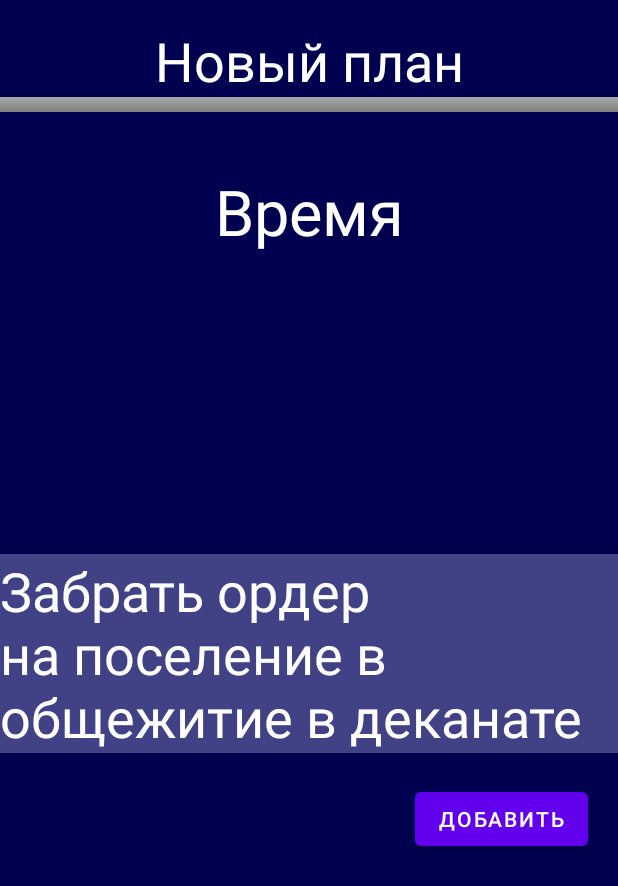
After one commit to bezchastnyi/KIP-Frontend, an Android app: the Plan_edit screen opened directly, with no data from a screen before it, on a phone screen of 412 x 824 dp. The commit adds this screen. Shown: the top 886 px of the screen. Run offline under Robolectric (Android 15) with nearby library versions, the phone set to English and light mode, and no system bars.

Commit message:
Created Plan Edit page Fixed groups/faculty order

```diff
--- a/app/src/main/AndroidManifest.xml
+++ b/app/src/main/AndroidManifest.xml
@@ -9,10 +9,11 @@
         android:roundIcon="@drawable/kip_logo"
         android:supportsRtl="true"
         android:theme="@style/Theme.KHPI_in_phone">
+        <activity android:name=".Plan_edit"></activity>
         <activity
             android:name=".Main_screen"
             android:label="@string/title_activity_main_screen"
-            android:theme="@style/Theme.KHPI_in_phone.NoActionBar"></activity>
+            android:theme="@style/Theme.KHPI_in_phone.NoActionBar" />
         <activity
             android:name=".Group_activity"
             android:label="@string/title_activity_group_activity"
--- a/app/src/main/java/com/example/kip/Main_screen.kt
+++ b/app/src/main/java/com/example/kip/Main_screen.kt
@@ -1,6 +1,8 @@
 package com.example.kip
 
+import android.content.Intent
 import android.os.Bundle
+import android.widget.Button
 import com.google.android.material.floatingactionbutton.FloatingActionButton
 import com.google.android.material.snackbar.Snackbar
 import androidx.appcompat.app.AppCompatActivity
@@ -10,6 +12,14 @@ class Main_screen : AppCompatActivity() {
     override fun onCreate(savedInstanceState: Bundle?) {
         super.onCreate(savedInstanceState)
         setContentView(R.layout.activity_main_screen)
+
+        val button = findViewById<Button>(R.id.Button_plan_edit)
+
+        button.setOnClickListener {
+            val intent = Intent(this, Plan_edit::class.java)
+            startActivity(intent)
+        }
+
         //setSupportActionBar(findViewById(R.id.toolbar))
 
         //findViewById<FloatingActionButton>(R.id.fab).setOnClickListener { view ->
--- /dev/null
+++ b/app/src/main/java/com/example/kip/Plan_edit.kt
@@ -0,0 +1,20 @@
+package com.example.kip
+
+import android.content.Intent
+import androidx.appcompat.app.AppCompatActivity
+import android.os.Bundle
+import android.widget.Button
+
+class Plan_edit : AppCompatActivity() {
+    override fun onCreate(savedInstanceState: Bundle?) {
+        super.onCreate(savedInstanceState)
+        setContentView(R.layout.activity_plan_edit)
+
+        val button = findViewById<Button>(R.id.Button_add_plan)
+        button.setOnClickListener{
+            val intent = Intent(this, Main_screen::class.java)
+            startActivity(intent)
+        }
+
+    }
+}
--- a/app/src/main/res/layout/activity_group_activity.xml
+++ b/app/src/main/res/layout/activity_group_activity.xml
@@ -65,7 +65,7 @@
             android:layout_marginEnd="51dp"
             android:layout_marginRight="51dp"
             android:background="#FFFFFF"
-            android:entries="@array/Group"
+            android:entries="@array/faculty"
             android:spinnerMode="dropdown"
             app:layout_constraintEnd_toEndOf="parent"
             app:layout_constraintHorizontal_bias="0.79"
@@ -80,7 +80,7 @@
             android:layout_marginEnd="51dp"
             android:layout_marginRight="51dp"
             android:background="#FFFFFF"
-            android:entries="@array/faculty"
+            android:entries="@array/Group"
             android:spinnerMode="dropdown"
             app:layout_constraintEnd_toEndOf="parent"
             app:layout_constraintHorizontal_bias="0.79"
--- a/app/src/main/res/layout/activity_main_screen.xml
+++ b/app/src/main/res/layout/activity_main_screen.xml
@@ -81,7 +81,7 @@
             app:layout_constraintHorizontal_bias="0.027"
             app:layout_constraintStart_toStartOf="parent"
             app:layout_constraintTop_toTopOf="parent"
-            app:srcCompat="@drawable/testface" />
+            app:srcCompat="@drawable/TestFace" />
 
         <TextView
             android:id="@+id/editTextTextPersonName"
@@ -143,6 +143,7 @@
                 android:layout_marginTop="16dp"
                 android:layout_marginEnd="4dp"
                 android:layout_marginRight="4dp"
+                android:background="#D84D4D8F"
                 android:editable="false"
                 android:ems="10"
                 android:inputType="textPersonName"
@@ -161,6 +162,7 @@
                 android:layout_marginEnd="4dp"
                 android:layout_marginRight="4dp"
                 android:autoText="true"
+                android:background="#D84D4D8F"
                 android:editable="false"
                 android:ems="10"
                 android:inputType="textPersonName"
@@ -172,7 +174,7 @@
                 app:layout_constraintTop_toBottomOf="@+id/editTextTextPersonName11" />
 
             <Button
-                android:id="@+id/button2"
+                android:id="@+id/Button_plan_edit"
                 android:layout_width="wrap_content"
                 android:layout_height="wrap_content"
                 android:layout_marginTop="20dp"
--- /dev/null
+++ b/app/src/main/res/layout/activity_plan_edit.xml
@@ -0,0 +1,83 @@
+<?xml version="1.0" encoding="utf-8"?>
+<androidx.constraintlayout.widget.ConstraintLayout xmlns:android="http://schemas.android.com/apk/res/android"
+    xmlns:app="http://schemas.android.com/apk/res-auto"
+    xmlns:tools="http://schemas.android.com/tools"
+    android:id="@+id/Plan_edit"
+    android:layout_width="match_parent"
+    android:layout_height="match_parent"
+    android:background="#000051"
+    tools:context=".Plan_edit">
+
+    <LinearLayout
+        android:id="@+id/height"
+        android:layout_width="match_parent"
+        android:layout_height="match_parent"
+        android:orientation="vertical"
+        app:layout_constraintEnd_toEndOf="parent"
+        app:layout_constraintHorizontal_bias="0.5"
+        app:layout_constraintStart_toStartOf="parent"
+        app:layout_constraintTop_toTopOf="parent">
+
+        <TextView
+            android:id="@+id/textView5"
+            android:layout_width="match_parent"
+            android:layout_height="wrap_content"
+            android:layout_marginTop="16dp"
+            android:layout_marginEnd="0dp"
+            android:layout_marginRight="0dp"
+            android:gravity="center"
+            android:text="Новый план"
+            android:textColor="@color/white"
+            android:textSize="36sp" />
+
+        <View
+            android:id="@+id/divider"
+            android:layout_width="match_parent"
+            android:layout_height="10dp"
+            android:background="?android:attr/listDivider"
+            android:foreground="@android:drawable/bottom_bar" />
+
+        <Space
+            android:layout_width="match_parent"
+            android:layout_height="10dp" />
+
+        <TextView
+            android:id="@+id/textView6"
+            android:layout_width="match_parent"
+            android:layout_height="wrap_content"
+            android:layout_marginTop="28dp"
+            android:layout_marginEnd="0dp"
+            android:layout_marginRight="0dp"
+            android:gravity="center"
+            android:text="Время"
+            android:textColor="@color/white"
+            android:textSize="42dp" />
+
+        <Space
+            android:layout_width="match_parent"
+            android:layout_height="200dp" />
+
+        <TextView
+            android:id="@+id/textView7"
+            android:layout_width="match_parent"
+            android:layout_height="wrap_content"
+            android:background="#D84D4D8F"
+            android:text="@string/PlanA_text"
+            android:textColor="@color/white"
+            android:textSize="36sp" />
+
+        <Space
+            android:layout_width="match_parent"
+            android:layout_height="20dp" />
+
+        <Button
+            android:id="@+id/Button_add_plan"
+            android:layout_width="wrap_content"
+            android:layout_height="wrap_content"
+            android:layout_gravity="right"
+            android:insetRight="20dp"
+            android:text="Добавить" />
+
+    </LinearLayout>
+
+</androidx.constraintlayout.widget.ConstraintLayout>
--- a/app/src/main/res/values/Groups.xml
+++ b/app/src/main/res/values/Groups.xml
@@ -1,7 +1,7 @@
 <?xml version="1.0" encoding="utf-8"?>
 <resources>
     <string-array name="Group">
-        <item>кн-118</item>
+        <item>КН-118</item>
         <item>кн-138</item>
         <item>кн-788</item>
         <item>кн-458</item>
--- /dev/null
+++ b/app/src/main/res/values/Plans_text.xml
@@ -0,0 +1,4 @@
+<?xml version="1.0" encoding="utf-8"?>
+<resources>
+    <string name="PlanA_text">Забрать ордер на поселение в общежитие в деканате</string>
+</resources>
```
